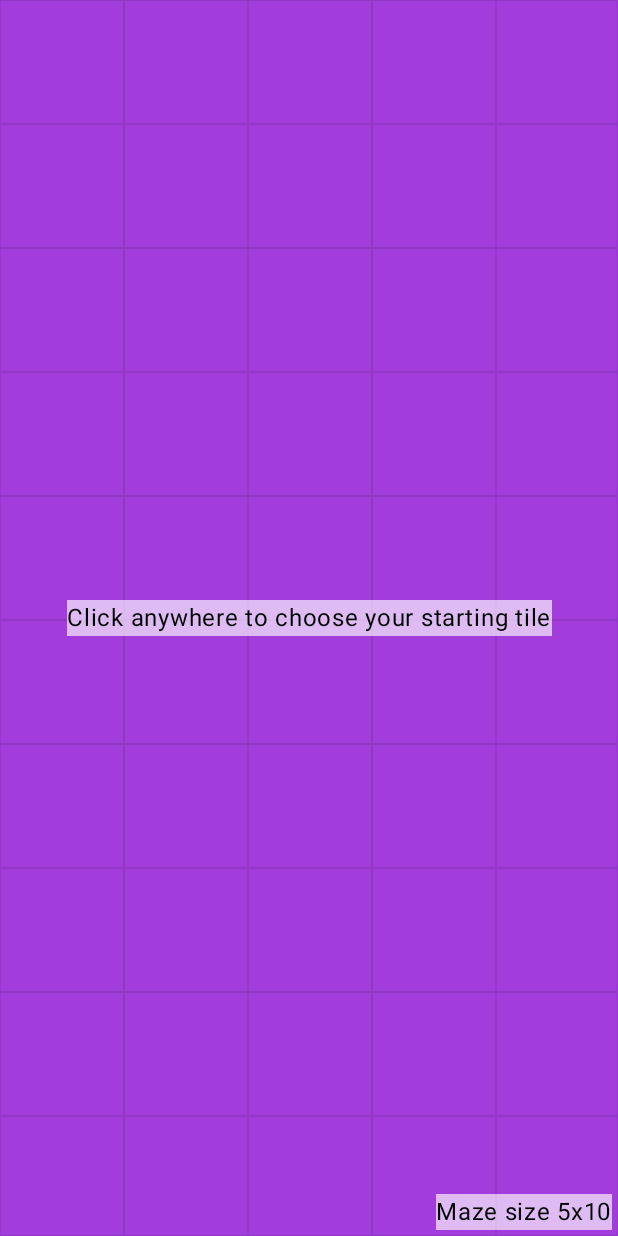
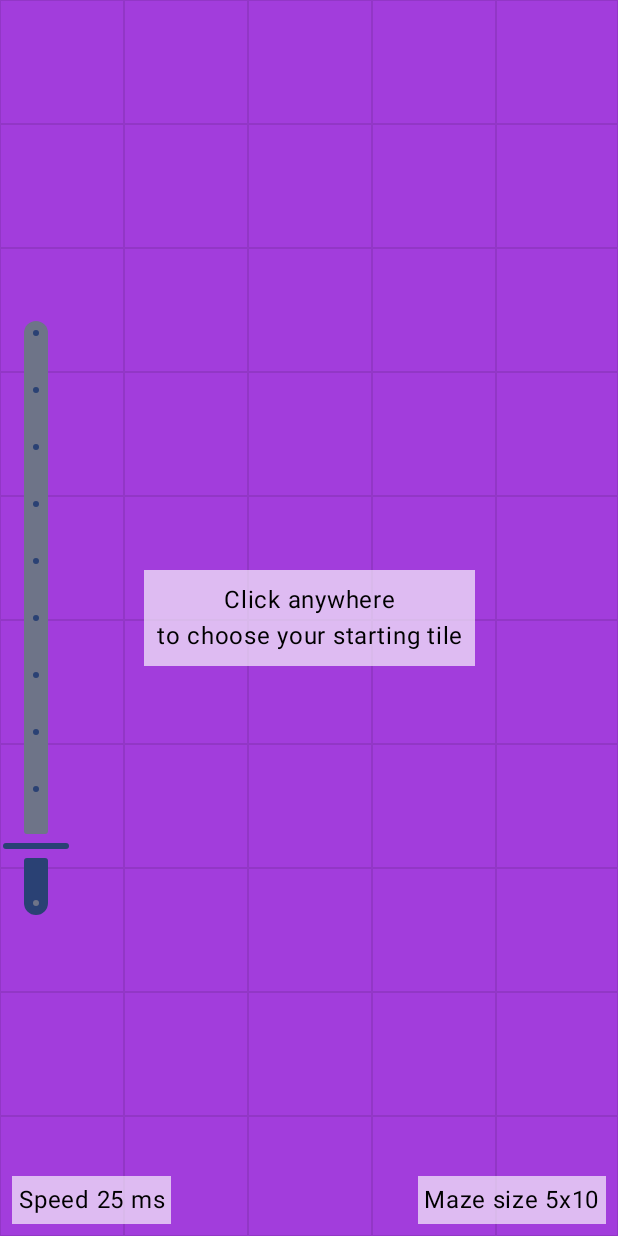
Before and after one commit to peyerc/MazeGen, an Android app built with Jetpack Compose: the @Preview function MazePreview, on a phone screen of 412 x 824 dp. Run offline under Robolectric (Android 15) with nearby library versions, the phone set to English and light mode, and no system bars.

Commit message:
add vertical speed slider

```diff
--- a/app/src/main/java/ch/reason/mazegen/MainActivity.kt
+++ b/app/src/main/java/ch/reason/mazegen/MainActivity.kt
@@ -47,8 +47,8 @@ class MainActivity : ComponentActivity() {
                     }
 
                     Maze(
-                        width = 8,
-                        height = 16,
+                        width = 15,
+                        height = 30,
                         directions = directions,
                         goalReached = {
                             println("Goal reached!!")
--- a/app/src/main/java/ch/reason/mazegen/Maze.kt
+++ b/app/src/main/java/ch/reason/mazegen/Maze.kt
@@ -9,14 +9,17 @@ import androidx.compose.foundation.layout.Column
 import androidx.compose.foundation.layout.Row
 import androidx.compose.foundation.layout.WindowInsets
 import androidx.compose.foundation.layout.asPaddingValues
+import androidx.compose.foundation.layout.calculateStartPadding
 import androidx.compose.foundation.layout.fillMaxSize
 import androidx.compose.foundation.layout.navigationBars
 import androidx.compose.foundation.layout.padding
 import androidx.compose.foundation.layout.size
+import androidx.compose.foundation.layout.width
 import androidx.compose.material.icons.Icons
 import androidx.compose.material.icons.filled.Refresh
 import androidx.compose.material3.Icon
 import androidx.compose.material3.IconButton
+import androidx.compose.material3.Slider
 import androidx.compose.material3.Text
 import androidx.compose.runtime.Composable
 import androidx.compose.runtime.LaunchedEffect
@@ -33,9 +36,15 @@ import androidx.compose.ui.draw.drawBehind
 import androidx.compose.ui.geometry.Offset
 import androidx.compose.ui.geometry.Size
 import androidx.compose.ui.graphics.Color
+import androidx.compose.ui.graphics.TransformOrigin
+import androidx.compose.ui.graphics.graphicsLayer
+import androidx.compose.ui.layout.layout
 import androidx.compose.ui.layout.onGloballyPositioned
 import androidx.compose.ui.platform.LocalDensity
+import androidx.compose.ui.text.style.TextAlign
 import androidx.compose.ui.tooling.preview.Preview
+import androidx.compose.ui.unit.Constraints
+import androidx.compose.ui.unit.LayoutDirection
 import androidx.compose.ui.unit.dp
 import ch.reason.mazegen.ui.theme.MazeGenTheme
 import kotlinx.coroutines.delay
@@ -47,7 +56,12 @@ import kotlin.time.Duration.Companion.milliseconds
 
 
 @Composable
-fun Maze(width: Int, height: Int, directions: List<Direction> = emptyList(), goalReached: () -> Unit = {}) {
+fun Maze(
+    width: Int,
+    height: Int,
+    directions: List<Direction> = emptyList(),
+    goalReached: () -> Unit = {}
+) {
     var tileSize by remember { mutableStateOf(Size.Zero) }
     val maze = remember { mutableStateMapOf<Coordinates, Cell>() }
     val path = remember { mutableStateListOf<Cell>() }
@@ -87,7 +101,8 @@ fun Maze(width: Int, height: Int, directions: List<Direction> = emptyList(), goa
                     val manhattenDistance = { coordinates: Coordinates ->
                         (coordinates.x - goal.x).absoluteValue + (coordinates.y - goal.y).absoluteValue
                     }
-                    val solverFlow = findPathWithAStar(maze, autoSolverStart, goal, h = manhattenDistance)
+                    val solverFlow =
+                        findPathWithAStar(maze, autoSolverStart, goal, h = manhattenDistance)
                     val solverPath = mutableListOf<Coordinates>()
                     solverFlow
                         .onEach { (calculating, path) ->
@@ -225,7 +240,8 @@ fun Maze(width: Int, height: Int, directions: List<Direction> = emptyList(), goa
     ) {
         val wallWidth = 8.dp
         Column {
-            maze.values.sortedBy { it.coordinates.y }.groupBy { it.coordinates.y }.forEach { (_, row) ->
+            maze.values.sortedBy { it.coordinates.y }.groupBy { it.coordinates.y }
+                .forEach { (_, row) ->
                     Row {
                         row.sortedBy { it.coordinates.x }.forEach { cell ->
                             if (cell.coordinates == currentCoordinates && cell.goal) {
@@ -313,27 +329,76 @@ fun Maze(width: Int, height: Int, directions: List<Direction> = emptyList(), goa
         }
         if (!isGenerating && !isGameRunning) {
             Text(
-                text = "Click anywhere to choose your starting tile",
+                text = "Click anywhere\nto choose your starting tile",
+                textAlign = TextAlign.Center,
                 modifier = Modifier
                     .align(Alignment.Center)
-                    .padding(4.dp)
                     .background(Color.White.copy(alpha = 0.65f))
+                    .padding(8.dp)
             )
         } else {
             ResetButton(resetGame)
         }
 
         Text(
-            text = "Maze size ${width}x$height",
+            text = "Speed ${speed.inWholeMilliseconds} ms",
+            textAlign = TextAlign.Center,
             modifier = Modifier
-                .align(Alignment.BottomEnd)
-                .padding(4.dp)
+                .align(Alignment.BottomStart)
                 .padding(
                     bottom = WindowInsets.navigationBars
                         .asPaddingValues()
                         .calculateBottomPadding()
                 )
+                .padding(8.dp)
                 .background(Color.White.copy(alpha = 0.65f))
+                .padding(4.dp)
+        )
+
+        Slider(
+            value = speed.inWholeMilliseconds.toFloat(),
+            valueRange = 1f..250f,
+            onValueChange = { speed = it.toInt().milliseconds },
+            steps = 9,
+            modifier = Modifier
+                .graphicsLayer {
+                    rotationZ = 270f
+                    transformOrigin = TransformOrigin(0f, 0f)
+                }
+                .layout { measurable, constraints ->
+                    val placeable = measurable.measure(
+                        Constraints(
+                            minWidth = constraints.minHeight,
+                            maxWidth = constraints.maxHeight,
+                            minHeight = constraints.minWidth,
+                            maxHeight = constraints.maxWidth,
+                        )
+                    )
+                    layout(placeable.height, placeable.width) {
+                        placeable.place(-placeable.width, 0)
+                    }
+                }
+                .width(400.dp)
+                .padding(
+                    start = WindowInsets.navigationBars
+                        .asPaddingValues()
+                        .calculateStartPadding(LayoutDirection.Ltr)
+                )
+                .align(Alignment.CenterStart),
+        )
+
+        Text(
+            text = "Maze size ${width}x$height",
+            modifier = Modifier
+                .align(Alignment.BottomEnd)
+                .padding(
+                    bottom = WindowInsets.navigationBars
+                        .asPaddingValues()
+                        .calculateBottomPadding()
+                )
+                .padding(8.dp)
+                .background(Color.White.copy(alpha = 0.65f))
+                .padding(4.dp)
         )
     }
 }
@@ -345,7 +410,7 @@ private fun modifyCells(maze: SnapshotStateMap<Coordinates, Cell>, transform: (C
 }
 
 @Composable
-private fun BoxScope.ResetButton(resetGame:  () -> Unit) {
+private fun BoxScope.ResetButton(resetGame: () -> Unit) {
     IconButton(
         onClick = resetGame,
         modifier = Modifier
```
Lines whose indentation alone changed are shown as unchanged.
